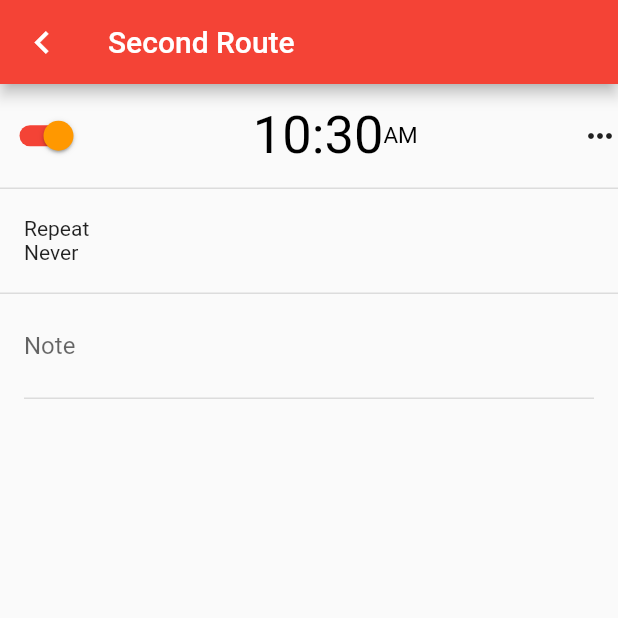
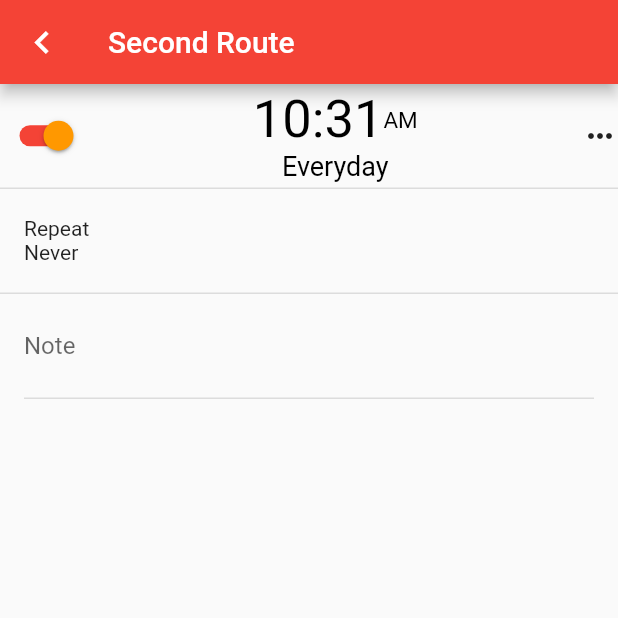
Before and after one commit to katsumeshi/flutter-alarm, a Flutter app: the screen it shows after launch, after a tap on the "add" icon, on a phone screen of 412 x 824 dp, the top half of it. Run offline on Flutter 3.47's test engine with Material 2 defaults, Android fonts, the light colour scheme and no system bars; our stand-ins replace audioplayers, equatable, flutter_bloc, flutter_datetime_picker; missing offline and left inert: cron.

Commit message:
add days functinality

```diff
--- a/lib/BLoC/alarm_bloc.dart
+++ b/lib/BLoC/alarm_bloc.dart
@@ -2,6 +2,7 @@ import 'dart:async';
 import 'package:alarm/BLoC/alarms_event.dart';
 import 'package:alarm/BLoC/alarms_state.dart';
 import 'package:alarm/DataLayar/alarm.dart';
+import 'package:alarm/UI/comonents/audio_player.dart';
 import 'package:alarm/UI/comonents/cron_manager.dart';
 import 'package:flutter_bloc/flutter_bloc.dart';
 
@@ -23,24 +24,15 @@ class AlarmsBloc extends Bloc<AlarmsEvent, AlarmsState> {
     }
   }
 
-  Stream<AlarmsState> _mapLoadAlarmsToState() async* {
-    try {
-      alarms.forEach((element) {
-        print(element.days);
-      });
-    } catch (_) {
-      // yield PlayerErrorState();
-    }
-  }
+  Stream<AlarmsState> _mapLoadAlarmsToState() async* {}
 
   Stream<AlarmsState> _mapAlarmUpdatedToState(UpdateAlarm event) async* {
     if (state is AlarmsLoaded) {
       final alarms = (state as AlarmsLoaded).alarms.map((alarm) {
-        print(alarm);
         return alarm.id == event.updatedAlarm.id ? event.updatedAlarm : alarm;
       }).toList();
 
-      ClonManager().addAlarms(alarms);
+      ClonManager().addAlarms(alarms, () => Audio().playDefaultAlarm());
       yield AlarmsLoaded(alarms);
     }
   }
@@ -49,7 +41,7 @@ class AlarmsBloc extends Bloc<AlarmsEvent, AlarmsState> {
     if (state is AlarmsLoaded) {
       final alarms = (state as AlarmsLoaded).alarms.map((e) => e).toList();
       alarms.add(event.alarm);
-      ClonManager().addAlarms(alarms);
+      ClonManager().addAlarms(alarms, () => Audio().playDefaultAlarm());
       yield AlarmsLoaded(alarms);
     }
   }
@@ -61,8 +53,7 @@ class AlarmsBloc extends Bloc<AlarmsEvent, AlarmsState> {
           .toList()
           .where((e) => e.id != event.alarm.id)
           .toList();
-      print(alarms);
-      ClonManager().addAlarms(alarms);
+      ClonManager().addAlarms(alarms, () => Audio().playDefaultAlarm());
       yield AlarmsLoaded(alarms);
     }
   }
--- a/lib/DataLayar/alarm.dart
+++ b/lib/DataLayar/alarm.dart
@@ -2,13 +2,13 @@ import 'package:uuid/uuid.dart';
 import 'package:equatable/equatable.dart';
 
 const defaultDays = {
-  "Monday": false,
-  "Tuesday": false,
-  "Wednesday": false,
-  "Thursday": false,
-  "Friday": false,
-  "Saturday": false,
-  "Sunday": false
+  "Monday": true,
+  "Tuesday": true,
+  "Wednesday": true,
+  "Thursday": true,
+  "Friday": true,
+  "Saturday": true,
+  "Sunday": true
 };
 
 final uuid = Uuid();
@@ -37,7 +37,7 @@ class Alarm extends Equatable {
       this.gentle = false,
       this.note = ""})
       : this.id = id ?? uuid.v1(),
-        this.time = time ?? DateTime.now(),
+        this.time = time ?? DateTime.now().add(Duration(minutes: 1)),
         this.days = days ?? defaultDays;
 
   AlarmEntity toEntity() {
@@ -61,6 +61,37 @@ class Alarm extends Equatable {
   }
 
   String toDaysString() {
+    final weekdays = days["Monday"] &&
+        days["Tuesday"] &&
+        days["Wednesday"] &&
+        days["Thursday"] &&
+        days["Friday"] &&
+        !days["Saturday"] &&
+        !days["Sunday"];
+    if (weekdays) {
+      return "Weekdays";
+    }
+    final weekends = !days["Monday"] &&
+        !days["Tuesday"] &&
+        !days["Wednesday"] &&
+        !days["Thursday"] &&
+        !days["Friday"] &&
+        days["Saturday"] &&
+        days["Sunday"];
+    if (weekends) {
+      return "Weekends";
+    }
+    final everyday = days["Monday"] &&
+        days["Tuesday"] &&
+        days["Wednesday"] &&
+        days["Thursday"] &&
+        days["Friday"] &&
+        days["Saturday"] &&
+        days["Sunday"];
+    if (everyday) {
+      return "Everyday";
+    }
+
     var ret = "";
     days.forEach((key, value) {
       if (value == true) {
--- a/lib/UI/comonents/cron_manager.dart
+++ b/lib/UI/comonents/cron_manager.dart
@@ -4,26 +4,33 @@ import 'package:cron/cron.dart';
 class ClonManager {
   static final ClonManager _singleton = ClonManager._internal();
   Cron cron;
+  Map map;
 
   factory ClonManager() {
     return _singleton;
   }
 
-  addAlarms(List<Alarm> alarms) {
+  addAlarms(List<Alarm> alarms, Function callback) {
     if (_singleton.cron != null) {
       _singleton.cron.close();
     }
     _singleton.cron = Cron();
+    map = {};
     alarms.forEach((e) {
-      final minute = e.time.minute;
-      final hour = e.time.hour;
-      e.days.forEach((key, value) {
-        final day = e.days.keys.toList().indexOf(key);
-        _singleton.cron.schedule(Schedule.parse('$minute $hour * * $day'),
-            () async {
-          print('between every 8 and 11 minutes');
+      if (e.active) {
+        final minute = e.time.minute;
+        final hour = e.time.hour;
+        e.days.forEach((key, value) {
+          final day = e.days.keys.toList().indexOf(key);
+          final cronKey = '$minute $hour * * $day';
+          if (map[cronKey] == null) {
+            _singleton.cron.schedule(Schedule.parse(cronKey), () async {
+              callback();
+            });
+            map[cronKey] = true;
+          }
         });
-      });
+      }
     });
   }
 
--- a/lib/UI/edit_screen.dart
+++ b/lib/UI/edit_screen.dart
@@ -5,6 +5,8 @@ import 'package:alarm/DataLayar/alarm.dart';
 import 'package:alarm/UI/comonents/alarm_row.dart';
 import 'package:flutter/material.dart';
 import 'package:flutter_bloc/flutter_bloc.dart';
+
+import 'comonents/audio_player.dart';
 
 enum Mode { Add, Edit }
 
@@ -19,6 +21,7 @@ class SecondRoute extends StatelessWidget {
 
   @override
   Widget build(BuildContext context) {
+    Audio().listenAudio(context);
     var alarm = ModalRoute.of(context).settings.arguments as Alarm;
     final bloc = BlocProvider.of<AlarmsBloc>(context);
     return BlocBuilder<AlarmsBloc, AlarmsState>(builder: (context, state) {
--- a/lib/UI/main_screen.dart
+++ b/lib/UI/main_screen.dart
@@ -3,6 +3,7 @@ import 'package:alarm/BLoC/alarms_event.dart';
 import 'package:alarm/BLoC/alarms_state.dart';
 import 'package:alarm/DataLayar/alarm.dart';
 import 'package:alarm/UI/comonents/alarm_row.dart';
+import 'package:alarm/UI/comonents/audio_player.dart';
 import 'package:alarm/UI/edit_screen.dart';
 import 'package:flutter/material.dart';
 import 'package:flutter_bloc/flutter_bloc.dart';
@@ -10,6 +11,7 @@ import 'package:flutter_bloc/flutter_bloc.dart';
 class MainScreen extends StatelessWidget {
   @override
   Widget build(BuildContext context) {
+    Audio().listenAudio(context);
     return Scaffold(
       appBar: AppBar(
         title: const Text('Alarms'),
@@ -38,7 +40,6 @@ class MainScreen extends StatelessWidget {
     final bloc = BlocProvider.of<AlarmsBloc>(context);
     return FloatingActionButton(
       onPressed: () {
-        // Audio().cache.play('alarm.mp3');
         final alarm = Alarm();
         bloc.add(AddAlarm(alarm));
         Navigator.of(context).pushNamed('/add', arguments: alarm);
--- a/lib/main.dart
+++ b/lib/main.dart
@@ -12,11 +12,11 @@ void main() {
         create: (context) => AlarmsBloc()..add(LoadAlarms()),
       ),
     ],
-    child: MyApp(),
+    child: App(),
   ));
 }
 
-class MyApp extends StatelessWidget {
+class App extends StatelessWidget {
   @override
   Widget build(BuildContext context) {
     return MaterialApp(
@@ -26,7 +26,7 @@ class MyApp extends StatelessWidget {
         '/add': (BuildContext context) => SecondRoute(Mode.Add),
         '/edit': (BuildContext context) => SecondRoute(Mode.Edit),
       },
-      title: 'Restaurant Finder',
+      title: '',
       theme: ThemeData(
         primarySwatch: Colors.red,
       ),
```
Also changed, not shown: lib/UI/comonents/alarm_dialog.dart (added, +19 -0 lines), lib/UI/comonents/audio_player.dart (+19 -2 lines), 1 other file.
